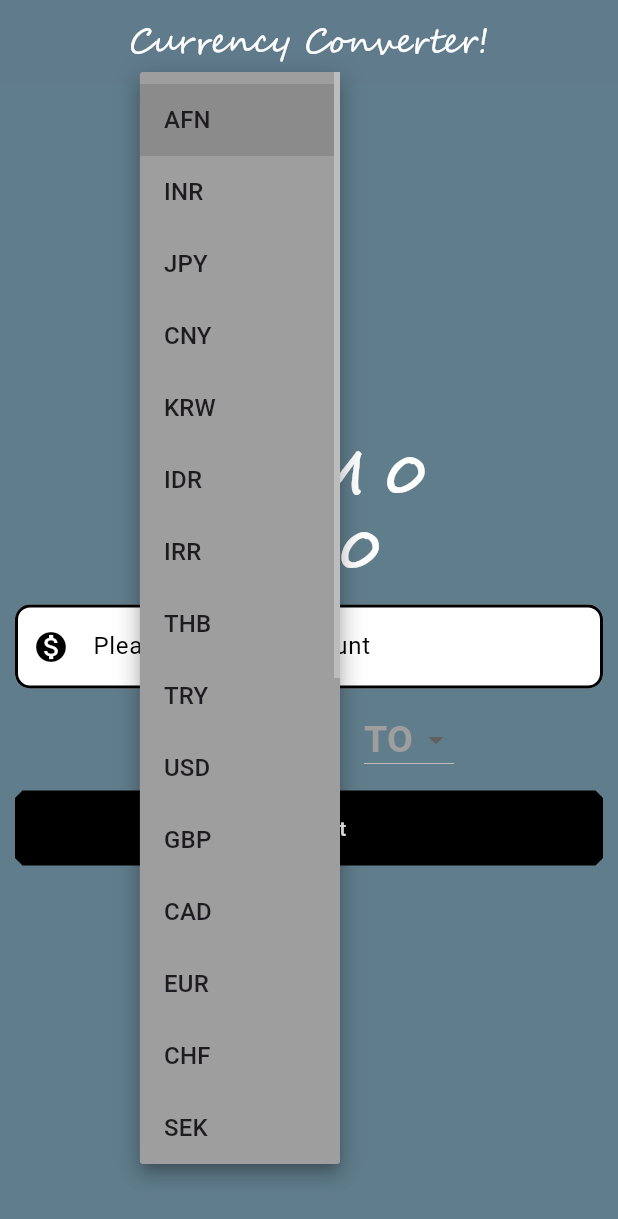
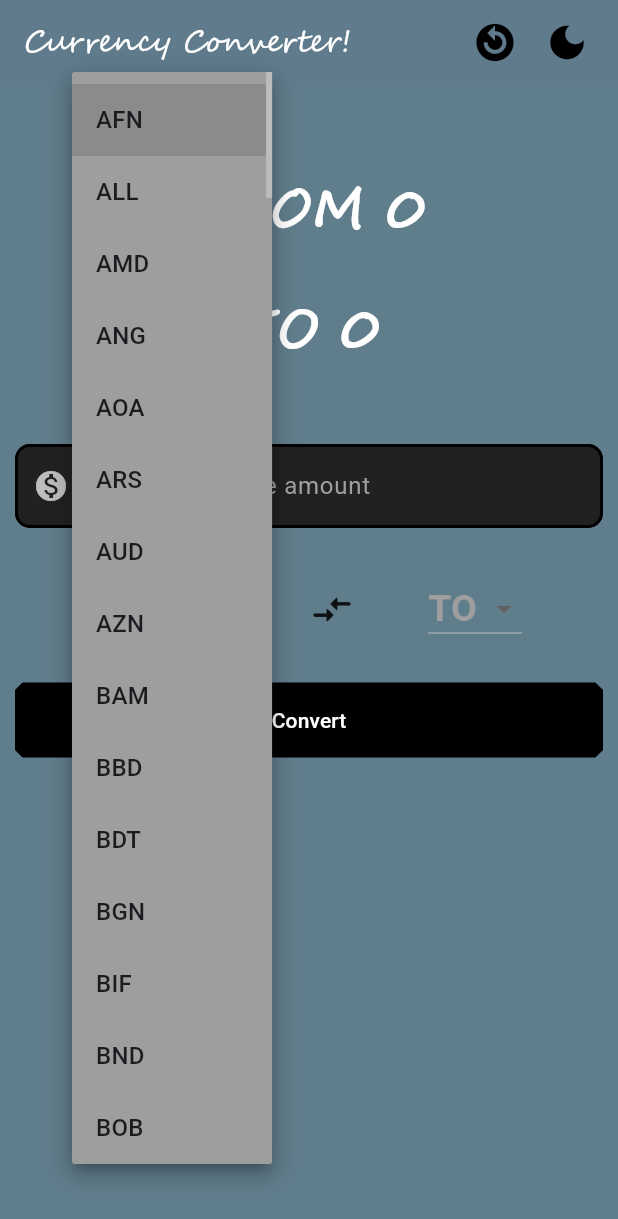
Before and after one commit to KrishnaTHAK/Currency_Converter, a Flutter app: the screen it shows after launch, after a tap on "FROM", on a phone screen of 412 x 824 dp. Shown: the top 1219 px of the screen. Run offline on Flutter 3.47's test engine with Material 3 defaults, Android fonts, the phone set to English and light mode, and no system bars; drawn by our look-alikes of auto_size_text; our stand-ins replace connectivity_plus.

Commit message:
New_features_added/Error_handled/Enhanced_UI

```diff
--- a/currency_converter/lib/currency_converter_material_page.dart
+++ b/currency_converter/lib/currency_converter_material_page.dart
@@ -1,7 +1,10 @@
+import 'package:auto_size_text/auto_size_text.dart';
 import 'package:flutter/material.dart';
 import 'package:http/http.dart' as http;
 import 'dart:convert';
 import 'package:connectivity_plus/connectivity_plus.dart';
+import 'package:intl/intl.dart';
+import 'widgets/loading_overlay.dart';
 
 class CurrencyConverterMaterialPage extends StatefulWidget {
   const CurrencyConverterMaterialPage({super.key});
@@ -13,61 +16,164 @@ class CurrencyConverterMaterialPage extends StatefulWidget {
 
 class _CurrencyConverterMaterialPageState
     extends State<CurrencyConverterMaterialPage> {
+  bool isLoading = false;
   double result = 0;
+  bool isDarkMode = false;
+  String? _selectedCountry1;
+  String? _selectedCountry2;
+
   final textEditingController = TextEditingController();
 
-  String? _selectedCountry1;
-  String? _selectedCountry2;
   final List<String> _countries = [
-    'AFN', // - AFGHANISTAN (ASIA),
-    'INR', // - INDIA (ASIA)
-    'JPY', // - JAPAN (ASIA)
-    'CNY', // - CHINA (ASIA)
-    'KRW', // SOUTH KOREA (ASIA)
-    'IDR', // - INDONESIA (ASIA)
-    'IRR', // - IRAN (ASIA)',
-    'THB', // - THAILAND (ASIA)',
-    'TRY', // - TURKEY (ASIA)',
-    'USD', // - UNITED STATES (NORTH AMERICA)',
-    'GBP', // - UNITED KINGDOM (EUROPE)',
-    'CAD', // - CANADA (NORTH AMERICA, EUROPE)',
-    'EUR', // - ITALY (EUROPE)',
-    'CHF', // - SWITZERLAND (EUROPE)',
-    'SEK', // - SWEDEN (EUROPE)',
-    'PLN', // - POLAND (EUROPE)',
-    'NOK', // - NORWAY (EUROPE)',
-    'RUB', // - RUSSIA (EUROPE)',
-    'BRL', // - BRAZIL (SOUTH AMERICA)',
-    'ZAR', // - SOUTH AFRICA (AFRICA)',
-    'MXN', // - MEXICO (CENTRAL AMERICA)',
-    'SAR', // - SAUDI ARABIA (MIDDLE EAST)',
-    'ARS', // - ARGENTINA (SOUTH AMERICA)',
-    'AUD', // - AUSTRALIA (OCEANIA)',
-    'NZD', // - NEW ZEALAND (OCEANIA)',
-    'AED', // - UNITED ARAB EMIRATES (MIDDLE EAST)',
-    'EGP', // - EGYPT (AFRICA)',
+    'AFN',
+    'ALL',
+    'AMD',
+    'ANG',
+    'AOA',
+    'ARS',
+    'AUD',
+    'AZN',
+    'BAM',
+    'BBD',
+    'BDT',
+    'BGN',
+    'BIF',
+    'BND',
+    'BOB',
+    'BRL',
+    'BTN',
+    'BYN',
+    'BZD',
+    'CAD',
+    'CHF',
+    'CLP',
+    'CNY',
+    'COP',
+    'CRC',
+    'CUP',
+    'CVE',
+    'CZK',
+    'DJF',
+    'DKK',
+    'DOP',
+    'DZD',
+    'EGP',
+    'ETB',
+    'EUR',
+    'FJD',
+    'GBP',
+    'GEL',
+    'GHS',
+    'GIP',
+    'GMD',
+    'GNF',
+    'GTQ',
+    'GYD',
+    'HKD',
+    'HNL',
+    'HTG',
+    'HUF',
+    'IDR',
+    'ILS',
+    'INR',
+    'IQD',
+    'IRR',
+    'ISK',
+    'JMD',
+    'JOD',
+    'JPY',
+    'KES',
+    'KGS',
+    'KRW',
+    'KWD',
+    'KZT',
+    'LAK',
+    'LBP',
+    'LRD',
+    'LSL',
+    'LYD',
+    'MAD',
+    'MDL',
+    'MGA',
+    'MKD',
+    'MMK',
+    'MNT',
+    'MOP',
+    'MRU',
+    'MUR',
+    'MVR',
+    'MWK',
+    'MXN',
+    'MYR',
+    'MZN',
+    'NAD',
+    'NGN',
+    'NIO',
+    'NOK',
+    'NPR',
+    'NZD',
+    'OMR',
+    'PAB',
+    'PEN',
+    'PGK',
+    'PHP',
+    'PKR',
+    'PLN',
+    'PYG',
+    'QAR',
+    'RON',
+    'RUB',
+    'RWF',
+    'SAR',
+    'SBD',
+    'SCR',
+    'SDG',
+    'SEK',
+    'SGD',
+    'SOS',
+    'SRD',
+    'SSP',
+    'SZL',
+    'SYP',
+    'THB',
+    'TJS',
+    'TMT',
+    'TND',
+    'TOP',
+    'TRY',
+    'TTD',
+    'TWD',
+    'TZS',
+    'UAH',
+    'UGX',
+    'USD',
+    'UYU',
+    'UZS',
+    'VES',
+    'VND',
+    'XOF',
+    'YER',
+    'ZAR',
+    'ZMW',
+    'ZWL',
   ];
+
   Future<void> fetchExchangeRate() async {
+    setState(() {
+      isLoading = true;
+    });
+
+    try {
       var connectivityResult = await (Connectivity().checkConnectivity());
       if (connectivityResult == ConnectivityResult.none) {
         //No internet connection
-      ScaffoldMessenger.of(context).showSnackBar(
-        SnackBar(
-          content: Text(
-            'No internet connection. Please check your connection and try again.',
-            style: TextStyle(
-              color: Colors.white,
-              fontSize: 20,
-              fontFamily: 'SegoeScript',
-            ),
-          ),
-          duration: Duration(seconds: 5),
-        ),
-      );
+        _showSnackBar(
+            'No internet connection. Please check your connection and try again.');
+        setState(() {
+          isLoading = false;
+        });
         return;
       }
-
-    try {
       if (_selectedCountry1 != null &&
           _selectedCountry2 != null &&
           textEditingController.text.isNotEmpty) {
@@ -84,12 +190,43 @@ class _CurrencyConverterMaterialPageState
         }
       }
     } catch (e) {
-      ScaffoldMessenger.of(context).showSnackBar(SnackBar(
-        content:
-            Text('Error: Please check you internet connection and try again.'),
+      _showSnackBar('Error Occurred! Try again after some time.');
+    } finally {
+      setState(() {
+        isLoading = false;
+      });
+    }
+  }
+
+  void _toggleDarkMode() {
+    setState(() {
+      isDarkMode = !isDarkMode;
+    });
+  }
+
+  String formatNumber(dynamic value) {
+    final number = value is String ? double.tryParse(value) ?? 0 : value;
+    final formatter = NumberFormat('#,###.##');
+    return formatter.format(number);
+  }
+
+  void printError() {
+    _showSnackBar('Please select different currencies');
+    return;
+  }
+
+  void _showSnackBar(String message) {
+    ScaffoldMessenger.of(context).showSnackBar(
+      SnackBar(
+        content: Text(
+          message,
+          style: TextStyle(
+              color: Colors.white, fontSize: 20, fontFamily: "SegoeScript"),
+        ),
         backgroundColor: Colors.red,
-      ));
-    }
+        duration: Duration(seconds: 5),
+      ),
+    );
   }
 
   @override
@@ -112,55 +249,97 @@ class _CurrencyConverterMaterialPageState
     );
 
     return Scaffold(
-      backgroundColor: Colors.blueGrey,
+      backgroundColor: isDarkMode ? Colors.grey[900] : Colors.blueGrey,
       appBar: AppBar(
-        backgroundColor: Colors.blueGrey,
+        backgroundColor: isDarkMode ? Colors.grey[900] : Colors.blueGrey,
         elevation: 1,
-        title: const Text(
+        title: AutoSizeText(
           'Currency Converter!',
           style: TextStyle(
-            color: Colors.white,
+            color: isDarkMode ? Colors.white70 : Colors.white,
+            fontSize: 20,
             fontFamily: 'SegoeScript',
           ),
+          maxLines: 1,
         ),
-        centerTitle: true,
+        // centerTitle: true,
+        actions: [
+          IconButton(
+            icon: Icon(
+              Icons.replay_circle_filled,
+              color: isDarkMode ? Colors.white70 : Colors.black,
+              size: 30,
             ),
-      body: Center(
+            onPressed: () => setState(() {
+              _selectedCountry1 = null;
+              _selectedCountry2 = null;
+              textEditingController.text = "0";
+              result = 0;
+            }),
+          ),
+          IconButton(
+            icon: Icon(
+              isDarkMode ? Icons.light_mode : Icons.dark_mode,
+              color: isDarkMode ? Colors.white60 : Colors.black,
+              size: 30,
+            ),
+            onPressed: _toggleDarkMode,
+          ),
+          const SizedBox(width: 10)
+        ],
+      ),
+      body: LoadingOverlay(
+        isLoading: isLoading,
         child: Column(
-          mainAxisAlignment: MainAxisAlignment.center,
+          mainAxisAlignment: MainAxisAlignment.start,
           children: [
-            Text(
-              '${_selectedCountry1 ?? 'FROM'} ${textEditingController.text == '' ? '0' : textEditingController.text}',
+            const SizedBox(height: 60),
+            AutoSizeText(
+              //FROM
+              '${_selectedCountry1 ?? 'FROM'} ${textEditingController.text == '' ? '0' : formatNumber(textEditingController.text)}',
               style: const TextStyle(
                 fontFamily: 'SegoeScript',
                 fontSize: 35,
                 fontWeight: FontWeight.w700,
                 color: Color.fromARGB(255, 255, 255, 255),
               ),
+              maxLines: 1,
+              overflow: TextOverflow.ellipsis,
+              minFontSize: 10,
+              stepGranularity: 1,
             ),
-            Text(
-              '${_selectedCountry2 ?? 'TO'} ${result != 0 ? result.toStringAsFixed(2) : result.toStringAsFixed(0)}',
+            SizedBox(height: 30),
+            AutoSizeText(
+              // TO
+              '${_selectedCountry2 ?? 'TO'} ${result != 0 ? formatNumber(result) : result.toStringAsFixed(0)}',
               style: const TextStyle(
                 fontFamily: 'SegoeScript',
                 fontSize: 35,
                 fontWeight: FontWeight.w700,
                 color: Color.fromARGB(255, 255, 255, 255),
               ),
+              maxLines: 1,
+              overflow: TextOverflow.ellipsis,
+              minFontSize: 10,
+              stepGranularity: 1,
             ),
+            const SizedBox(height: 40),
             Padding(
               padding: const EdgeInsets.all(10),
               child: TextField(
                 controller: textEditingController,
-                style: const TextStyle(color: Colors.black),
+                style: isDarkMode
+                    ? TextStyle(color: Colors.black)
+                    : TextStyle(color: Colors.white),
                 decoration: InputDecoration(
                   hintText: 'Please enter the amount',
-                  hintStyle: const TextStyle(
-                    color: Colors.black,
+                  hintStyle: TextStyle(
+                    color: isDarkMode ? Colors.white70 : Colors.grey,
                   ),
                   prefixIcon: const Icon(Icons.monetization_on_sharp),
-                  prefixIconColor: Colors.black,
+                  prefixIconColor: isDarkMode ? Colors.black : Colors.white70,
                   filled: true,
-                  fillColor: Colors.white,
+                  fillColor: isDarkMode ? Colors.white54 : Colors.grey[900],
                   focusedBorder: border,
                   enabledBorder: border,
                 ),
@@ -169,6 +348,7 @@ class _CurrencyConverterMaterialPageState
                 ),
               ),
             ),
+            SizedBox(height: 20),
             Row(
               mainAxisAlignment: MainAxisAlignment.center,
               children: [
@@ -188,14 +368,53 @@ class _CurrencyConverterMaterialPageState
                     return DropdownMenuItem<String>(
                         value: country, child: Text(country));
                   }).toList(),
-                  onChanged: (String? value) {
+                  onChanged: (String? newValue) {
+                    if (newValue == _selectedCountry2) {
+                      printError();
+                    } else {
                       setState(() {
-                      _selectedCountry1 = value;
+                        _selectedCountry1 = newValue;
                       });
+                    }
+                  },
+                  selectedItemBuilder: (context) {
+                    return _countries.map((String country) {
+                      return Text(
+                        country,
+                        style: const TextStyle(
+                          color: Colors.white60,
+                        ),
+                      );
+                    }).toList();
                   },
                 ),
                 const SizedBox(width: 40),
-                //___button____2
+
+                //___button___2____Currency_Swap_Button
+                IconButton(
+                  onPressed: () {
+                    if (_selectedCountry1 == null || _selectedCountry2 == null)
+                      _showSnackBar('Select From & To Currencies');
+                    else if (textEditingController.text.isEmpty ||
+                        textEditingController.text == '0') {
+                      _showSnackBar('Enter amount!');
+                    }
+                    setState(() {
+                      String? temp = _selectedCountry1;
+                      _selectedCountry1 = _selectedCountry2;
+                      _selectedCountry2 = temp;
+                    });
+                    fetchExchangeRate();
+                  },
+                  icon: Icon(
+                    Icons.compare_arrows_rounded,
+                    size: 30,
+                    color: isDarkMode ? Colors.white70 : Colors.black87,
+                  ),
+                ),
+                const SizedBox(width: 40),
+
+                //___button____3
                 DropdownButton<String>(
                   value: _selectedCountry2,
                   hint: Text(
@@ -212,21 +431,43 @@ class _CurrencyConverterMaterialPageState
                         value: country, child: Text(country));
                   }).toList(),
                   onChanged: (String? newValue) {
-                    setState(() {
+                    if (newValue == _selectedCountry1) {
+                      printError();
+                    } else {
+                      setState(
+                        () {
                           _selectedCountry2 = newValue;
-                    });
+                        },
+                      );
+                    }
+                  },
+                  selectedItemBuilder: (context) {
+                    return _countries.map((String country) {
+                      return Text(
+                        country,
+                        style: const TextStyle(
+                          color: Colors.white60,
+                        ),
+                      );
+                    }).toList();
                   },
                 ),
               ],
             ),
+            const SizedBox(height: 15),
             Padding(
               padding: const EdgeInsets.all(10.0),
               child: TextButton(
                 onPressed: () {
+                  if (_selectedCountry1 == null || _selectedCountry2 == null)
+                    _showSnackBar('Select From & To Currencies');
+                  else if (textEditingController.text.isEmpty) {
+                    _showSnackBar('Enter amount!');
+                  } else
                     fetchExchangeRate();
                 },
                 style: TextButton.styleFrom(
-                  backgroundColor: Colors.black,
+                  backgroundColor: isDarkMode ? Colors.white12 : Colors.black,
                   foregroundColor: Colors.white,
                   minimumSize: const Size(double.infinity, 50),
                   shape: BeveledRectangleBorder(
@@ -242,6 +483,7 @@ class _CurrencyConverterMaterialPageState
     );
   }
 }
+
 
   // The above code is a simple currency converter app that converts one currency to another. The app uses the  exchangerate-api.com API to fetch the exchange rate. The app has two dropdown buttons to select the currency to convert from and to. The user can enter the amount to convert in the text field. When the user clicks the convert button, the app fetches the exchange rate and displays the converted amount.
   // The app uses the  Connectivity plugin to check the internet connection. If there is no internet connection, the app shows a snackbar message.
--- a/currency_converter/lib/main.dart
+++ b/currency_converter/lib/main.dart
@@ -1,7 +1,8 @@
+import 'package:flutter/material.dart';
 import 'package:currency_converter/currency_converter_material_page.dart';
-import 'package:flutter/material.dart';
+// import 'package:device_preview/device_preview.dart';
 
-void main() => runApp(MyApp()); // Wrap your app
+void main() => runApp(MyApp());
 
 class MyApp extends StatelessWidget {
   const MyApp({super.key});
--- /dev/null
+++ b/currency_converter/lib/widgets/loading_overlay.dart
@@ -0,0 +1,28 @@
+import 'package:flutter/material.dart';
+
+class LoadingOverlay extends StatelessWidget {
+  final bool isLoading;
+  final Widget child;
+
+  const LoadingOverlay({required this.isLoading, required this.child});
+
+  @override
+  Widget build(BuildContext context) {
+    return Stack(
+      children: [
+        child, // Your main UI stays in the background
+        if (isLoading)...[
+          Positioned.fill(
+            child: Container(
+              color:
+                  Colors.black.withOpacity(0.3), // Semi-transparent background
+              child: Center(
+                child: CircularProgressIndicator(), // Spinning loader
+              ),
+            ),
+          ),
+        ],
+      ],
+    );
+  }
+}
--- a/currency_converter/pubspec.yaml
+++ b/currency_converter/pubspec.yaml
@@ -32,6 +32,9 @@ dependencies:
     sdk: flutter
   http: ^1.3.0
   connectivity_plus: ^6.1.2
+  auto_size_text: ^3.0.0
+  intl: 0.19.0
+  # device_preview: ^1.2.0
 
   # The following adds the Cupertino Icons font to your application.
   # Use with the CupertinoIcons class for iOS style icons.
```
Also changed, not shown: 1.jpg (deleted), 2.jpg (deleted), 3.jpg (deleted), 4.jpg (deleted), 5.jpg (deleted), 6.jpg (deleted), 7.jpg (deleted), Amount_Entered_4.jpg (added), App_Home_Page_2.jpg (added), App_Opening_Logo_1.jpg (added), Currencies_Choosed_3.jpg (added), Dark_Mode_Enabled_8.jpg (added), Loading_Fetching_Exchange_Rates_5.jpg (added), Reset_Button_Clicked_9.jpg (added), 3 more files, 250 other files. Lines whose indentation alone changed are shown as unchanged.
